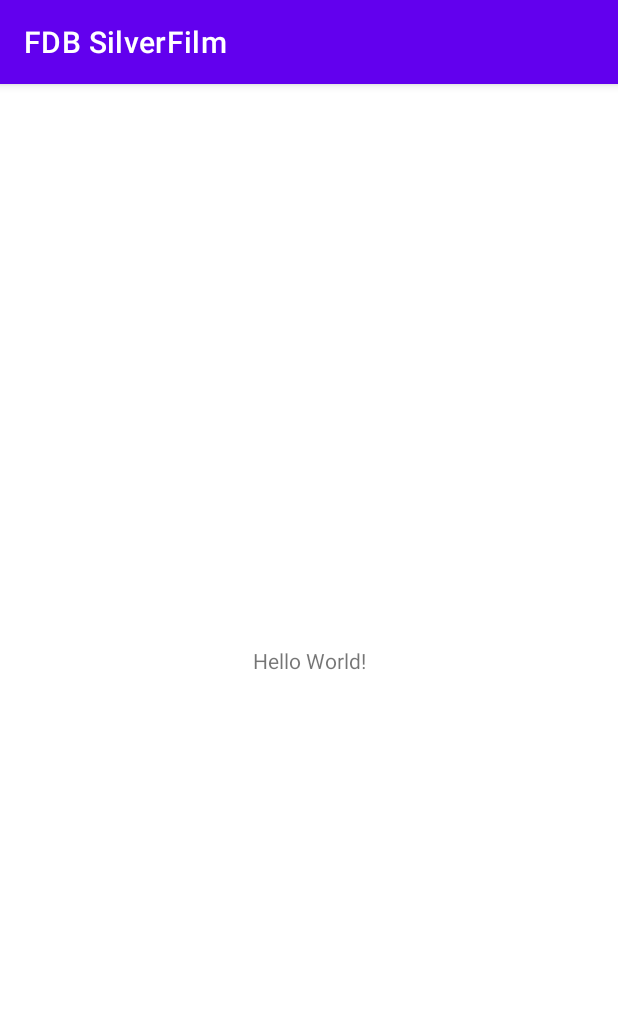
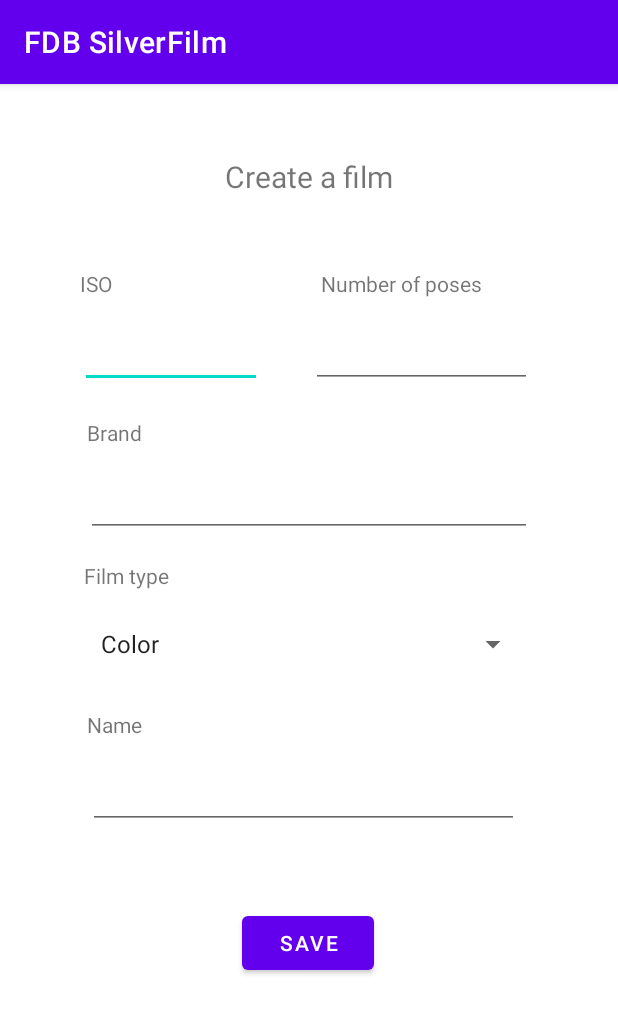
Before and after one commit to Arthur150/FDBSilverFilm, an Android app: the screen it shows after launch (MainActivity before the commit, AddFilmActivity after it), on a phone screen of 412 x 824 dp. Shown: the top 1014 px of the screen. Run offline under Robolectric (Android 15) with nearby library versions, the phone set to English and light mode, and no system bars.

Commit message:
create film

```diff
--- a/app/src/main/AndroidManifest.xml
+++ b/app/src/main/AndroidManifest.xml
@@ -10,6 +10,9 @@
         android:supportsRtl="true"
         android:theme="@style/Theme.FDBSilverFilm">
         <activity
+            android:name=".view.AddFilmActivity"
+            android:exported="false" />
+        <activity
             android:name=".view.MainActivity"
             android:exported="true">
             <intent-filter>
--- /dev/null
+++ b/app/src/main/java/com/example/fdbsilverfilm/model/Film.kt
@@ -0,0 +1,13 @@
+package com.example.fdbsilverfilm.model
+
+import java.io.Serializable
+
+data class Film(
+    val id : Int,
+    var name : String,
+    var brand : String,
+    var iso : Int,
+    var type : String,
+    var nbPoses : Int,
+    val pictures : ArrayList<Picture> = ArrayList()
+) : Serializable
--- /dev/null
+++ b/app/src/main/java/com/example/fdbsilverfilm/view/AddFilmActivity.kt
@@ -0,0 +1,51 @@
+package com.example.fdbsilverfilm.view
+
+import androidx.appcompat.app.AppCompatActivity
+import android.os.Bundle
+import android.util.Log
+import android.widget.*
+import com.example.fdbsilverfilm.R
+import com.example.fdbsilverfilm.model.Film
+
+class AddFilmActivity : AppCompatActivity() {
+    override fun onCreate(savedInstanceState: Bundle?) {
+        super.onCreate(savedInstanceState)
+        setContentView(R.layout.activity_add_film)
+
+
+        val iso = findViewById<EditText>(R.id.addFilmIso)
+        val nbPoses = findViewById<EditText>(R.id.addFilmNbPoses)
+        val brand = findViewById<EditText>(R.id.addFilmBrand)
+        val spinner = findViewById<Spinner>(R.id.addFilmSpinnerType)
+        val name = findViewById<EditText>(R.id.addFilmName)
+        val button = findViewById<Button>(R.id.addFilmSaveButton)
+
+        ArrayAdapter.createFromResource(
+            this,
+            R.array.film_types,
+            android.R.layout.simple_spinner_item
+        ).also { adapter ->
+            adapter.setDropDownViewResource(android.R.layout.simple_spinner_dropdown_item)
+            spinner.adapter = adapter
+        }
+
+        button.setOnClickListener {
+
+            if (!brand.text.isEmpty() && !iso.text.isEmpty() && !nbPoses.text.isEmpty()) {
+                val film = Film(
+                    1,
+                    name.text.toString(),
+                    brand.text.toString(),
+                    iso.text.toString().toInt(),
+                    spinner.selectedItem.toString(),
+                    nbPoses.text.toString().toInt()
+                )
+
+                Log.d("addFilm", "onCreate: $film")
+            } else {
+                Toast.makeText(this, "Connard", Toast.LENGTH_SHORT).show()
+            }
+        }
+
+    }
+}
--- a/app/src/main/java/com/example/fdbsilverfilm/view/MainActivity.kt
+++ b/app/src/main/java/com/example/fdbsilverfilm/view/MainActivity.kt
@@ -1,12 +1,19 @@
 package com.example.fdbsilverfilm.view
 
+import android.content.Intent
 import androidx.appcompat.app.AppCompatActivity
 import android.os.Bundle
+import android.util.Log
 import com.example.fdbsilverfilm.R
+import com.example.fdbsilverfilm.model.Film
 
 class MainActivity : AppCompatActivity() {
     override fun onCreate(savedInstanceState: Bundle?) {
         super.onCreate(savedInstanceState)
         setContentView(R.layout.activity_main)
+
+        val intent = Intent(this,AddFilmActivity::class.java)
+        startActivity(intent)
+
     }
 }
--- /dev/null
+++ b/app/src/main/res/layout/activity_add_film.xml
@@ -0,0 +1,164 @@
+<?xml version="1.0" encoding="utf-8"?>
+<androidx.constraintlayout.widget.ConstraintLayout xmlns:android="http://schemas.android.com/apk/res/android"
+    xmlns:app="http://schemas.android.com/apk/res-auto"
+    xmlns:tools="http://schemas.android.com/tools"
+    android:layout_width="match_parent"
+    android:layout_height="match_parent"
+    tools:context=".view.AddFilmActivity">
+
+    <TextView
+        android:id="@+id/addFilmTextView"
+        android:layout_width="wrap_content"
+        android:layout_height="wrap_content"
+        android:layout_marginTop="48dp"
+        android:gravity="center"
+        android:text="@string/create_a_film"
+        android:textSize="20sp"
+        app:layout_constraintEnd_toEndOf="parent"
+        app:layout_constraintHorizontal_bias="0.498"
+        app:layout_constraintStart_toStartOf="parent"
+        app:layout_constraintTop_toTopOf="parent" />
+
+    <androidx.constraintlayout.widget.ConstraintLayout
+        android:layout_width="360dp"
+        android:layout_height="519dp"
+        android:layout_marginTop="28dp"
+        app:layout_constraintBottom_toBottomOf="parent"
+        app:layout_constraintEnd_toEndOf="parent"
+        app:layout_constraintHorizontal_bias="0.49"
+        app:layout_constraintStart_toStartOf="parent"
+        app:layout_constraintTop_toBottomOf="@+id/addFilmTextView"
+        app:layout_constraintVertical_bias="0.027">
+
+        <TextView
+            android:id="@+id/addFilmIsoLabel"
+            android:layout_width="wrap_content"
+            android:layout_height="wrap_content"
+            android:layout_marginStart="28dp"
+            android:layout_marginTop="16dp"
+            android:labelFor="@id/addFilmIso"
+            android:text="@string/iso"
+            app:layout_constraintStart_toStartOf="parent"
+            app:layout_constraintTop_toTopOf="parent" />
+
+        <EditText
+            android:id="@+id/addFilmIso"
+            android:layout_width="121dp"
+            android:layout_height="48dp"
+            android:layout_marginStart="28dp"
+            android:layout_marginTop="12dp"
+            android:ems="10"
+            android:importantForAutofill="no"
+            android:inputType="number"
+            app:layout_constraintStart_toStartOf="parent"
+            app:layout_constraintTop_toBottomOf="@+id/addFilmIsoLabel" />
+
+        <TextView
+            android:id="@+id/addFilmNbPosesLabel"
+            android:layout_width="wrap_content"
+            android:layout_height="wrap_content"
+            android:layout_marginTop="16dp"
+            android:labelFor="@id/addFilmNbPoses"
+            android:text="@string/number_of_poses"
+            app:layout_constraintEnd_toEndOf="parent"
+            app:layout_constraintHorizontal_bias="0.686"
+            app:layout_constraintStart_toEndOf="@+id/addFilmIsoLabel"
+            app:layout_constraintTop_toTopOf="parent" />
+
+        <EditText
+            android:id="@+id/addFilmNbPoses"
+            android:layout_width="147dp"
+            android:layout_height="48dp"
+            android:layout_marginTop="12dp"
+            android:ems="10"
+            android:importantForAutofill="no"
+            android:inputType="number"
+            app:layout_constraintEnd_toEndOf="parent"
+            app:layout_constraintHorizontal_bias="0.516"
+            app:layout_constraintStart_toEndOf="@+id/addFilmIso"
+            app:layout_constraintTop_toBottomOf="@+id/addFilmNbPosesLabel" />
+
+        <TextView
+            android:id="@+id/addFilmBrandLabel"
+            android:layout_width="wrap_content"
+            android:layout_height="wrap_content"
+            android:layout_marginTop="20dp"
+            android:labelFor="@id/addFilmBrand"
+            android:text="@string/brand"
+            app:layout_constraintEnd_toEndOf="parent"
+            app:layout_constraintHorizontal_bias="0.1"
+            app:layout_constraintStart_toStartOf="parent"
+            app:layout_constraintTop_toBottomOf="@+id/addFilmIso" />
+
+        <EditText
+            android:id="@+id/addFilmBrand"
+            android:layout_width="297dp"
+            android:layout_height="48dp"
+            android:layout_marginTop="12dp"
+            android:ems="10"
+            android:importantForAutofill="no"
+            android:inputType="textPersonName"
+            app:layout_constraintEnd_toEndOf="parent"
+            app:layout_constraintHorizontal_bias="0.508"
+            app:layout_constraintStart_toStartOf="parent"
+            app:layout_constraintTop_toBottomOf="@+id/addFilmBrandLabel" />
+
+        <TextView
+            android:id="@+id/addFilmTypeLabel"
+            android:layout_width="wrap_content"
+            android:layout_height="wrap_content"
+            android:layout_marginTop="16dp"
+            android:labelFor="@id/addFilmSpinnerType"
+            android:text="@string/film_type"
+            app:layout_constraintEnd_toEndOf="parent"
+            app:layout_constraintHorizontal_bias="0.1"
+            app:layout_constraintStart_toStartOf="parent"
+            app:layout_constraintTop_toBottomOf="@+id/addFilmBrand" />
+
+        <Spinner
+            android:id="@+id/addFilmSpinnerType"
+            android:layout_width="293dp"
+            android:layout_height="48dp"
+            android:layout_marginTop="12dp"
+            app:layout_constraintEnd_toEndOf="parent"
+            app:layout_constraintHorizontal_bias="0.507"
+            app:layout_constraintStart_toStartOf="parent"
+            app:layout_constraintTop_toBottomOf="@+id/addFilmTypeLabel" />
+
+        <TextView
+            android:id="@+id/addFilmNameLabel"
+            android:layout_width="wrap_content"
+            android:layout_height="wrap_content"
+            android:layout_marginTop="20dp"
+            android:labelFor="@id/addFilmName"
+            android:text="@string/name"
+            app:layout_constraintEnd_toEndOf="parent"
+            app:layout_constraintHorizontal_bias="0.1"
+            app:layout_constraintStart_toStartOf="parent"
+            app:layout_constraintTop_toBottomOf="@+id/addFilmSpinnerType" />
+
+        <EditText
+            android:id="@+id/addFilmName"
+            android:layout_width="287dp"
+            android:layout_height="48dp"
+            android:layout_marginTop="12dp"
+            android:ems="10"
+            android:importantForAutofill="no"
+            android:inputType="textPersonName"
+            app:layout_constraintEnd_toEndOf="parent"
+            app:layout_constraintHorizontal_bias="0.463"
+            app:layout_constraintStart_toStartOf="parent"
+            app:layout_constraintTop_toBottomOf="@+id/addFilmNameLabel" />
+
+        <Button
+            android:id="@+id/addFilmSaveButton"
+            android:layout_width="wrap_content"
+            android:layout_height="wrap_content"
+            android:layout_marginTop="52dp"
+            android:text="@string/save"
+            app:layout_constraintEnd_toEndOf="parent"
+            app:layout_constraintStart_toStartOf="parent"
+            app:layout_constraintTop_toBottomOf="@+id/addFilmName" />
+
+    </androidx.constraintlayout.widget.ConstraintLayout>
+</androidx.constraintlayout.widget.ConstraintLayout>
--- a/app/src/main/res/values/strings.xml
+++ b/app/src/main/res/values/strings.xml
@@ -1,3 +1,17 @@
 <resources>
     <string name="app_name">FDB SilverFilm</string>
+    <string name="create_a_film">Create a film</string>
+    <string name="iso">ISO</string>
+    <string name="number_of_poses">Number of poses</string>
+    <string name="brand">Brand</string>
+    <string name="film_type">Film type</string>
+    <string name="name">Name</string>
+    <string name="color">Color</string>
+    <string name="black_and_white">Black and white</string>
+    <string name="save">Save</string>
+
+    <string-array name="film_types">
+        <item>@string/color</item>
+        <item>@string/black_and_white</item>
+    </string-array>
 </resources>
```
